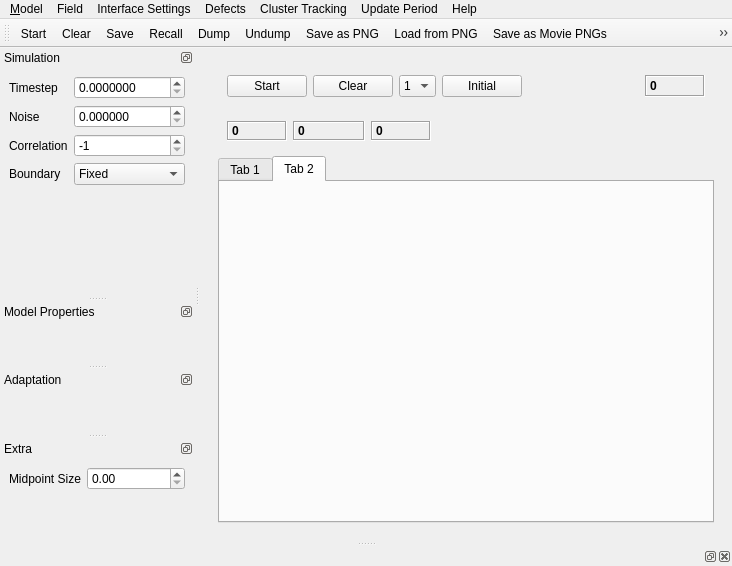
Debilski/Wellenprogramm, file ui/plotwindow_2d.ui: the form before one commit.
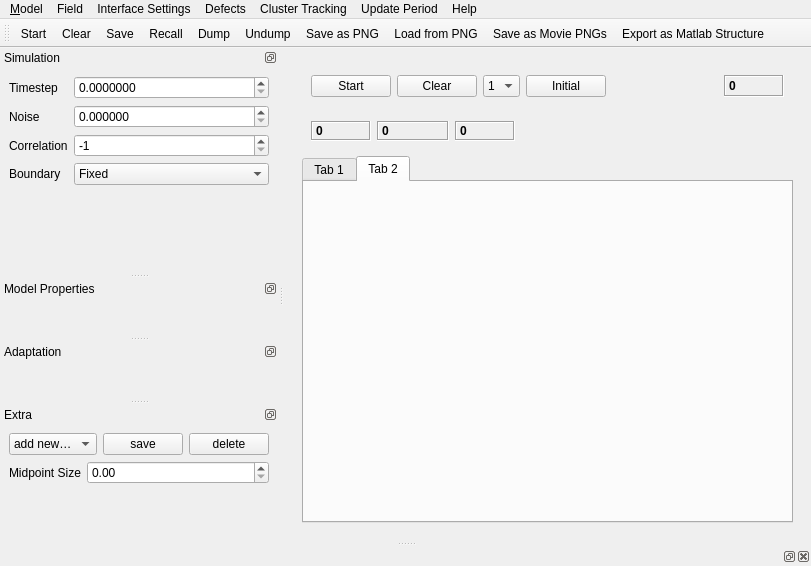
The form after the commit. Custom widgets are drawn as their Qt base class.

```diff
--- a/ui/plotwindow_2d.ui
+++ b/ui/plotwindow_2d.ui
@@ -1,11 +1,11 @@
 <ui version="4.0" >
  <class>plotWindow_2d</class>
- <widget class="QMainWindow" name="plotWindow_2d" >
-  <property name="geometry" >
+ <widget class="QMainWindow" name="plotWindow_2d">
+  <property name="geometry">
    <rect>
     <x>0</x>
     <y>0</y>
-    <width>732</width>
+    <width>811</width>
     <height>566</height>
    </rect>
   </property>
@@ -281,23 +281,23 @@
    <property name="enabled" >
     <bool>true</bool>
    </property>
-   <property name="geometry" >
+   <property name="geometry">
     <rect>
      <x>0</x>
      <y>0</y>
-     <width>732</width>
-     <height>20</height>
+     <width>811</width>
+     <height>22</height>
     </rect>
    </property>
-   <widget class="QMenu" name="menuMode" >
-    <property name="title" >
+   <widget class="QMenu" name="menuMode">
+    <property name="title">
      <string>&amp;Model</string>
     </property>
     <addaction name="separator" />
     <addaction name="actionClose_Window" />
    </widget>
-   <widget class="QMenu" name="menuProgram_Settings" >
-    <property name="title" >
+   <widget class="QMenu" name="menuProgram_Settings">
+    <property name="title">
      <string>Interface Settings</string>
     </property>
     <widget class="QMenu" name="menuSelect_Colour_Scheme" >
@@ -318,20 +318,20 @@
     <addaction name="actionShow_Slice" />
     <addaction name="actionEdit_Script" />
    </widget>
-   <widget class="QMenu" name="menuCluster_Tracking" >
-    <property name="title" >
+   <widget class="QMenu" name="menuCluster_Tracking">
+    <property name="title">
      <string>Cluster Tracking</string>
     </property>
     <addaction name="actionShow_Cluster_Ids" />
    </widget>
-   <widget class="QMenu" name="menuDefects" >
-    <property name="title" >
+   <widget class="QMenu" name="menuDefects">
+    <property name="title">
      <string>Defects</string>
     </property>
     <addaction name="actionEdit_defects" />
    </widget>
-   <widget class="QMenu" name="menuUpdate_Period" >
-    <property name="title" >
+   <widget class="QMenu" name="menuUpdate_Period">
+    <property name="title">
      <string>Update Period</string>
     </property>
     <addaction name="action25_ms" />
@@ -340,14 +340,14 @@
     <addaction name="action1_s" />
     <addaction name="action5_s" />
    </widget>
-   <widget class="QMenu" name="menuAbout" >
-    <property name="title" >
+   <widget class="QMenu" name="menuAbout">
+    <property name="title">
      <string>Help</string>
     </property>
     <addaction name="actionAbout" />
    </widget>
-   <widget class="QMenu" name="menuField" >
-    <property name="title" >
+   <widget class="QMenu" name="menuField">
+    <property name="title">
      <string>Field</string>
     </property>
     <addaction name="actionCopy_to_Clipboard" />
@@ -360,13 +360,13 @@
     <addaction name="actionSave_as_Png" />
     <addaction name="actionLoad_from_Png" />
    </widget>
-   <addaction name="menuMode" />
-   <addaction name="menuField" />
-   <addaction name="menuProgram_Settings" />
-   <addaction name="menuDefects" />
-   <addaction name="menuCluster_Tracking" />
-   <addaction name="menuUpdate_Period" />
-   <addaction name="menuAbout" />
+   <addaction name="menuMode"/>
+   <addaction name="menuField"/>
+   <addaction name="menuProgram_Settings"/>
+   <addaction name="menuDefects"/>
+   <addaction name="menuCluster_Tracking"/>
+   <addaction name="menuUpdate_Period"/>
+   <addaction name="menuAbout"/>
   </widget>
   <widget class="QDockWidget" name="simulationWidget" >
    <property name="features" >
@@ -562,8 +562,35 @@
    <widget class="QWidget" name="extrasWidgetContents" >
     <layout class="QVBoxLayout" name="verticalLayout_3" >
      <item>
-      <layout class="QFormLayout" name="extrasWidgetFormLayout" >
-       <property name="fieldGrowthPolicy" >
+      <layout class="QHBoxLayout" name="horizontalLayout_6">
+       <item>
+        <widget class="QComboBox" name="parameterSetsDropDown">
+         <item>
+          <property name="text">
+           <string>add new…</string>
+          </property>
+         </item>
+        </widget>
+       </item>
+       <item>
+        <widget class="QPushButton" name="parameterSetsSave">
+         <property name="text">
+          <string>save</string>
+         </property>
+        </widget>
+       </item>
+       <item>
+        <widget class="QPushButton" name="parameterSetsDelete">
+         <property name="text">
+          <string>delete</string>
+         </property>
+        </widget>
+       </item>
+      </layout>
+     </item>
+     <item>
+      <layout class="QFormLayout" name="extrasWidgetFormLayout">
+       <property name="fieldGrowthPolicy">
         <enum>QFormLayout::AllNonFixedFieldsGrow</enum>
        </property>
        <item row="0" column="0" >
@@ -598,16 +625,16 @@
    <attribute name="toolBarBreak" >
     <bool>false</bool>
    </attribute>
-   <addaction name="actionStartStop" />
-   <addaction name="actionClear" />
-   <addaction name="actionSave" />
-   <addaction name="actionRecall" />
-   <addaction name="actionDump" />
-   <addaction name="actionUndump" />
-   <addaction name="actionSave_as_Png" />
-   <addaction name="actionLoad_from_Png" />
-   <addaction name="actionSave_as_Movie_Pngs" />
-   <addaction name="actionExport_as_Matlab_Structure" />
+   <addaction name="actionStartStop"/>
+   <addaction name="actionClear"/>
+   <addaction name="actionSave"/>
+   <addaction name="actionRecall"/>
+   <addaction name="actionDump"/>
+   <addaction name="actionUndump"/>
+   <addaction name="actionSave_as_Png"/>
+   <addaction name="actionLoad_from_Png"/>
+   <addaction name="actionSave_as_Movie_Pngs"/>
+   <addaction name="actionExport_as_Matlab_Structure"/>
   </widget>
   <action name="actionTest" >
    <property name="text" >
```
Left out of the diff: 562 changed lines with no effect on the pictures.
